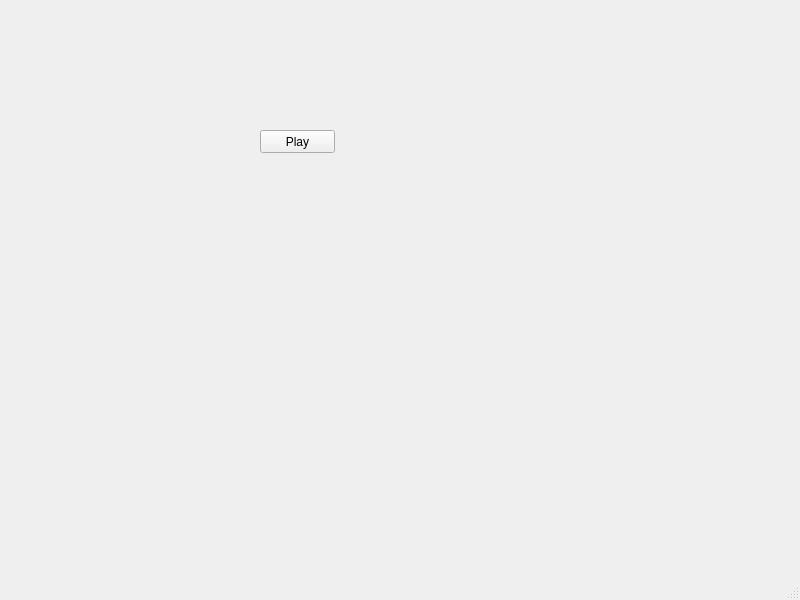
Qt form titlescreen.ui (aaeilts/Nine-Mens-Morris) before a commit.
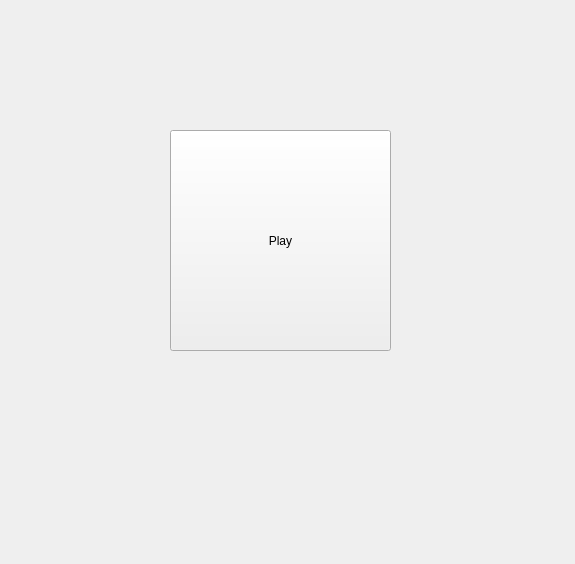
The same form after that commit.

```diff
--- a/titlescreen.ui
+++ b/titlescreen.ui
@@ -6,8 +6,8 @@
    <rect>
     <x>0</x>
     <y>0</y>
-    <width>800</width>
-    <height>600</height>
+    <width>575</width>
+    <height>564</height>
    </rect>
   </property>
   <property name="windowTitle">
@@ -17,10 +17,10 @@
    <widget class="QPushButton" name="pushButton">
     <property name="geometry">
      <rect>
-      <x>260</x>
+      <x>170</x>
       <y>130</y>
-      <width>75</width>
-      <height>23</height>
+      <width>221</width>
+      <height>221</height>
      </rect>
     </property>
     <property name="text">
@@ -28,17 +28,6 @@
     </property>
    </widget>
   </widget>
-  <widget class="QMenuBar" name="menubar">
-   <property name="geometry">
-    <rect>
-     <x>0</x>
-     <y>0</y>
-     <width>800</width>
-     <height>21</height>
-    </rect>
-   </property>
-  </widget>
-  <widget class="QStatusBar" name="statusbar"/>
  </widget>
  <resources/>
  <connections/>
```
